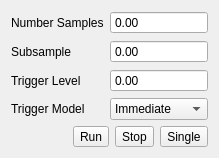
Old version of the form ui/RepetitionRateTrace.ui in the repository MonroeQuantumNetworks/IonControl.
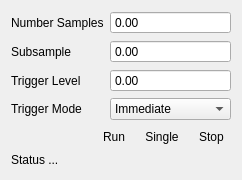
New version of the form. Icons and pictures are not drawn. Custom widgets are drawn as their Qt base class.

Patch:
```diff
--- a/ui/RepetitionRateTrace.ui
+++ b/ui/RepetitionRateTrace.ui
@@ -6,8 +6,8 @@
    <rect>
     <x>0</x>
     <y>0</y>
-    <width>185</width>
-    <height>150</height>
+    <width>242</width>
+    <height>180</height>
    </rect>
   </property>
   <property name="windowTitle">
@@ -34,13 +34,19 @@
        <property name="text">
         <string>Run</string>
        </property>
-      </widget>
-     </item>
-     <item>
-      <widget class="QToolButton" name="toolButton_2">
-       <property name="text">
-        <string>Stop</string>
+       <property name="icon">
+        <iconset resource="RepetitionRate.qrc">
+         <normaloff>:/openicon/icons/media-playback-start-7.png</normaloff>:/openicon/icons/media-playback-start-7.png</iconset>
        </property>
+       <property name="iconSize">
+        <size>
+         <width>24</width>
+         <height>24</height>
+        </size>
+       </property>
+       <property name="autoRaise">
+        <bool>true</bool>
+       </property>
       </widget>
      </item>
      <item>
@@ -48,10 +54,56 @@
        <property name="text">
         <string>Single</string>
        </property>
+       <property name="icon">
+        <iconset resource="RepetitionRate.qrc">
+         <normaloff>:/openicon/icons/media-skip-forward-7.png</normaloff>:/openicon/icons/media-skip-forward-7.png</iconset>
+       </property>
+       <property name="iconSize">
+        <size>
+         <width>24</width>
+         <height>24</height>
+        </size>
+       </property>
+       <property name="autoRaise">
+        <bool>true</bool>
+       </property>
+      </widget>
+     </item>
+     <item>
+      <widget class="QToolButton" name="stopButton">
+       <property name="text">
+        <string>Stop</string>
+       </property>
+       <property name="icon">
+        <iconset resource="RepetitionRate.qrc">
+         <normaloff>:/openicon/icons/media-playback-stop-7.png</normaloff>:/openicon/icons/media-playback-stop-7.png</iconset>
+       </property>
+       <property name="iconSize">
+        <size>
+         <width>24</width>
+         <height>24</height>
+        </size>
+       </property>
+       <property name="autoRaise">
+        <bool>true</bool>
+       </property>
       </widget>
      </item>
     </layout>
    </item>
+   <item row="6" column="0">
+    <spacer name="verticalSpacer">
+     <property name="orientation">
+      <enum>Qt::Vertical</enum>
+     </property>
+     <property name="sizeHint" stdset="0">
+      <size>
+       <width>20</width>
+       <height>40</height>
+      </size>
+     </property>
+    </spacer>
+   </item>
    <item row="3" column="1">
     <widget class="QComboBox" name="comboBox">
      <property name="sizePolicy">
@@ -80,7 +132,7 @@
    <item row="3" column="0">
     <widget class="QLabel" name="label_4">
      <property name="text">
-      <string>Trigger Model</string>
+      <string>Trigger Mode</string>
      </property>
     </widget>
    </item>
@@ -95,12 +147,6 @@
      <property name="buttonSymbols">
       <enum>QAbstractSpinBox::NoButtons</enum>
      </property>
-     <property name="minimum">
-      <double>-10.000000000000000</double>
-     </property>
-     <property name="maximum">
-      <double>10.000000000000000</double>
-     </property>
     </widget>
    </item>
    <item row="2" column="0">
@@ -121,9 +167,6 @@
      <property name="buttonSymbols">
       <enum>QAbstractSpinBox::NoButtons</enum>
      </property>
-     <property name="maximum">
-      <double>10000.000000000000000</double>
-     </property>
     </widget>
    </item>
    <item row="1" column="0">
@@ -144,9 +187,6 @@
      <property name="buttonSymbols">
       <enum>QAbstractSpinBox::NoButtons</enum>
      </property>
-     <property name="maximum">
-      <double>10000.000000000000000</double>
-     </property>
     </widget>
    </item>
    <item row="0" column="0">
@@ -156,18 +196,12 @@
      </property>
     </widget>
    </item>
-   <item row="5" column="0">
-    <spacer name="verticalSpacer">
-     <property name="orientation">
-      <enum>Qt::Vertical</enum>
+   <item row="5" column="0" colspan="2">
+    <widget class="QLabel" name="statusLabel">
+     <property name="text">
+      <string>Status ...</string>
      </property>
-     <property name="sizeHint" stdset="0">
-      <size>
-       <width>20</width>
-       <height>40</height>
-      </size>
-     </property>
-    </spacer>
+    </widget>
    </item>
   </layout>
  </widget>
```
Left out of the diff: 16 changed lines with no effect on the pictures.
